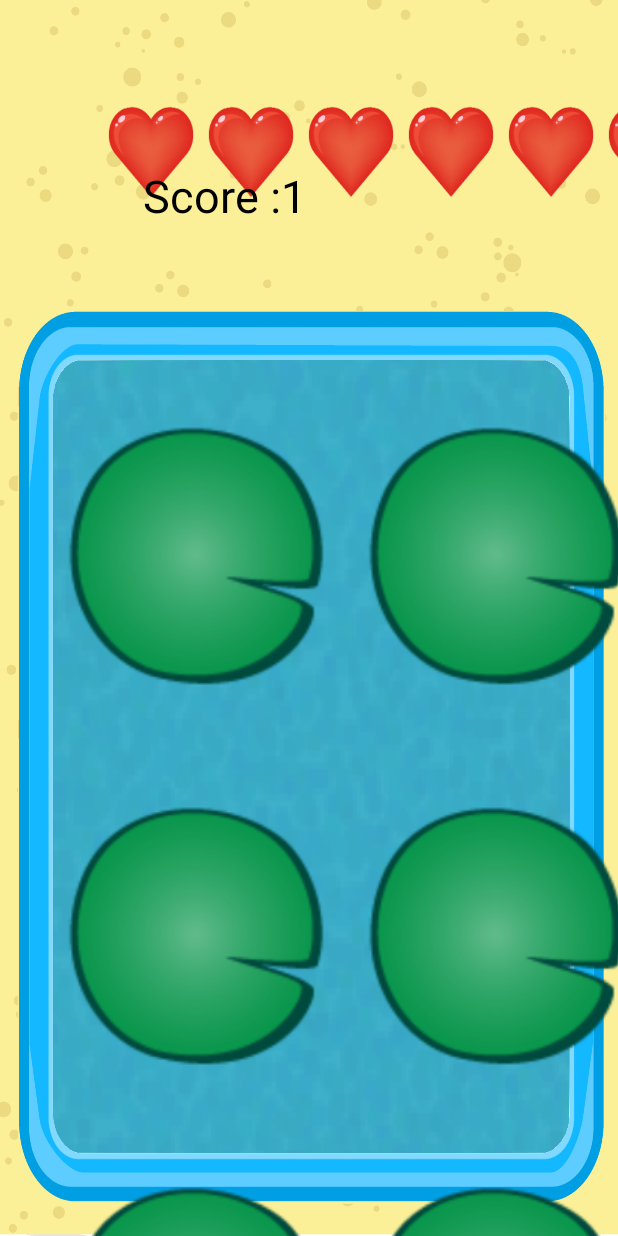
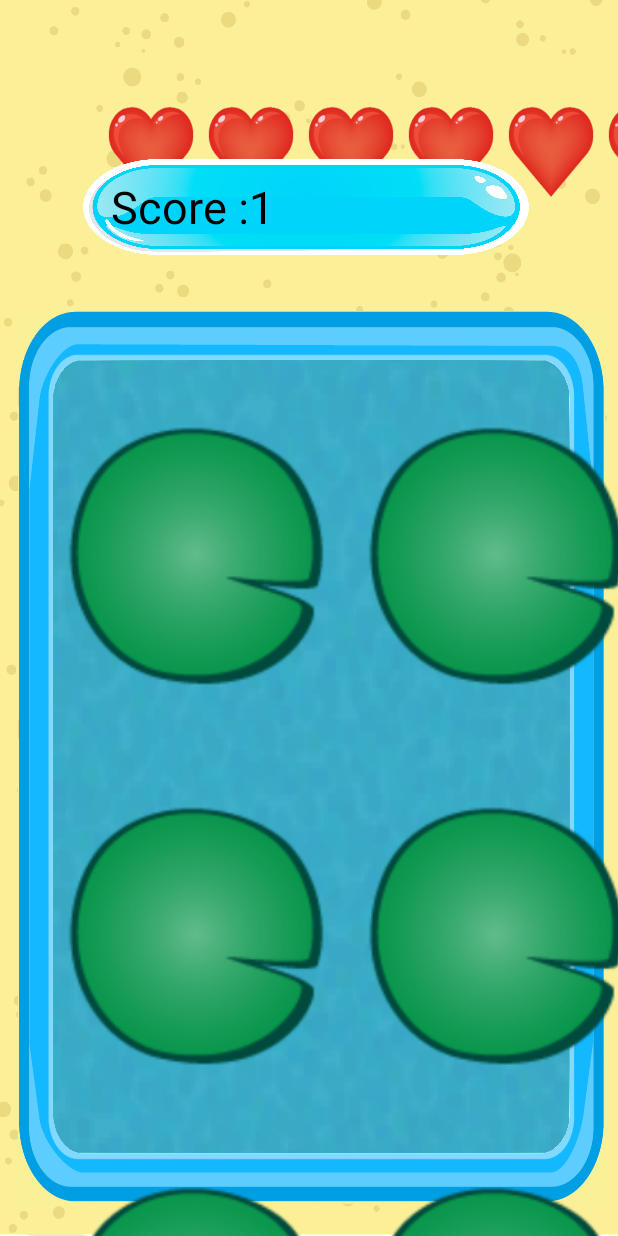
Before and after one commit to SuperSandBot/FrogGame, an Android app: the GameActivity screen opened directly, with no data from a screen before it, on a phone screen of 412 x 824 dp. Run offline under Robolectric (Android 15) with nearby library versions, the phone set to English and light mode, and no system bars; 1 statement that could not run was skipped.

Commit message:
update hình nền

```diff
--- a/app/src/main/java/com/example/froggame/GameActivity.java
+++ b/app/src/main/java/com/example/froggame/GameActivity.java
@@ -9,9 +9,11 @@ import android.media.MediaPlayer;
 import android.os.Bundle;
 import android.os.Handler;
 import android.util.DisplayMetrics;
+import android.util.Log;
 import android.view.View;
 import android.view.WindowManager;
 import android.widget.Button;
+import android.widget.ImageView;
 import android.widget.LinearLayout;
 import android.widget.TextView;
 import java.util.ArrayList;
@@ -47,7 +49,6 @@ public class GameActivity extends AppCompatActivity {
 
         Bundle bundle = getIntent().getExtras();
         playerName = bundle.getString("PlayerName");
-
         ScoreView = findViewById(R.id.ScoreView);
         gameView = findViewById(R.id.GameView);
         gameOverView = findViewById(R.id.GameOverView);
@@ -57,8 +58,10 @@ public class GameActivity extends AppCompatActivity {
         gameOverView.setVisibility(View.GONE);
         backgroundMusic = MediaPlayer.create(this,R.raw.squidgamewaybackthen);
         backgroundMusic.setLooping(true);
+
         handler = new Handler();
         runnable = this::LoadGame;
+
         gameEvent = new GameEvent();
         SetupGameView();
         SetupFrog();
@@ -69,7 +72,6 @@ public class GameActivity extends AppCompatActivity {
         gameEvent.platforms = platforms;
         SetupGameControl();
         LoadGame();
-
     }
 
     @Override
@@ -110,6 +112,7 @@ public class GameActivity extends AppCompatActivity {
     }
     public void GameOverEvent()
     {
+        backgroundMusic.stop();
         ScoreOnView.setText("Score :" + Score);
         dataSource.open();
         PlayerScore player = dataSource.getPlayer(playerName);
@@ -194,6 +197,12 @@ public class GameActivity extends AppCompatActivity {
                 }
             }
         });
+    }
+
+    @Override
+    protected void onResume() {
+        backgroundMusic.start();
+        super.onResume();
     }
 
     @Override
--- a/app/src/main/java/com/example/froggame/Platform.java
+++ b/app/src/main/java/com/example/froggame/Platform.java
@@ -5,6 +5,7 @@ import android.graphics.Bitmap;
 import android.graphics.BitmapFactory;
 import android.graphics.Canvas;
 import android.os.Handler;
+import android.widget.ImageView;
 
 import java.util.ArrayList;
 import java.util.Random;
@@ -36,6 +37,7 @@ public class Platform extends GameObject{
 
     //tool
     Handler handler;
+
 
     public Platform()
     {
--- a/app/src/main/res/layout/activity_game.xml
+++ b/app/src/main/res/layout/activity_game.xml
@@ -5,22 +5,37 @@
     android:layout_width="match_parent"
     android:layout_height="match_parent"
     tools:context=".GameActivity"
-    android:background="@drawable/gameplaybackground">
+    android:background="@drawable/gameplaybackground"
+    >
 
     <com.example.froggame.GameView
         android:id="@+id/GameView"
         android:layout_width="match_parent"
-        android:layout_height="match_parent" />
+        android:layout_height="match_parent"
+        />
+
+    <ImageView
+        android:layout_width="297dp"
+        android:layout_height="64dp"
+        android:layout_alignParentStart="true"
+        android:layout_alignParentTop="true"
+        android:layout_alignParentEnd="true"
+        android:layout_marginStart="55dp"
+        android:layout_marginTop="106dp"
+        android:layout_marginEnd="59dp"
+        android:background="@drawable/medium" />
 
     <TextView
         android:id="@+id/ScoreView"
-        android:layout_width="242dp"
-        android:layout_height="wrap_content"
+        android:layout_width="255dp"
+        android:layout_height="63dp"
         android:layout_alignParentStart="true"
         android:layout_alignParentTop="true"
         android:layout_alignParentEnd="true"
-        android:layout_marginStart="95dp"
-        android:layout_marginTop="110dp"
+        android:layout_marginStart="74dp"
+        android:layout_marginTop="106dp"
+        android:layout_marginEnd="82dp"
+        android:gravity="center_vertical"
         android:text="Score:"
         android:textColor="@color/black"
         android:textSize="30dp" />
@@ -30,6 +45,7 @@
         android:layout_width="match_parent"
         android:layout_height="match_parent"
         android:background="@drawable/gamegverbackground"
+        android:visibility="gone"
         android:orientation="vertical">
 
         <TextView
```
Also changed, not shown: app/src/main/res/layout/activity_main.xml (+10 -8 lines), app/src/main/res/drawable/bg.png (deleted), app/src/main/res/drawable/froglilypad.png (added), app/src/main/res/drawable/medium.png (added), app/src/main/res/drawable/menuui.png (added).
